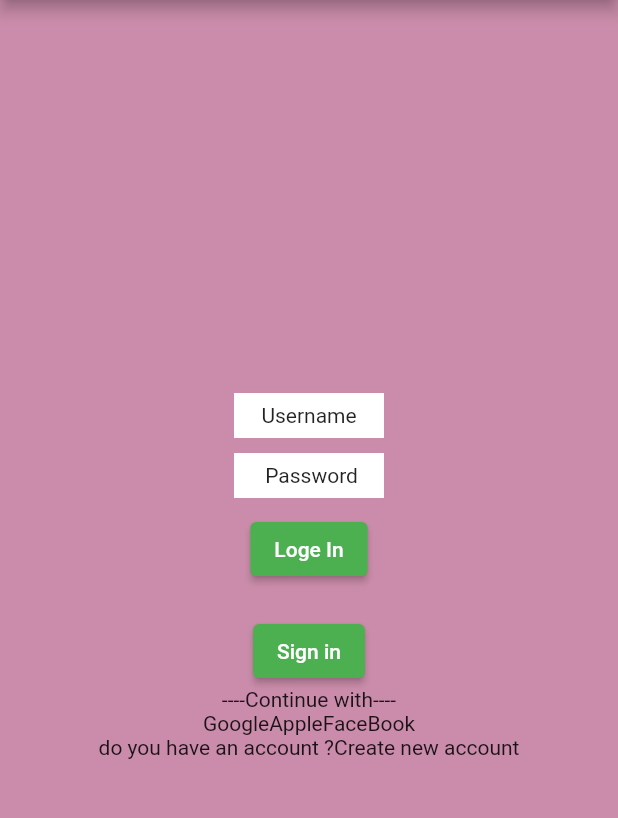
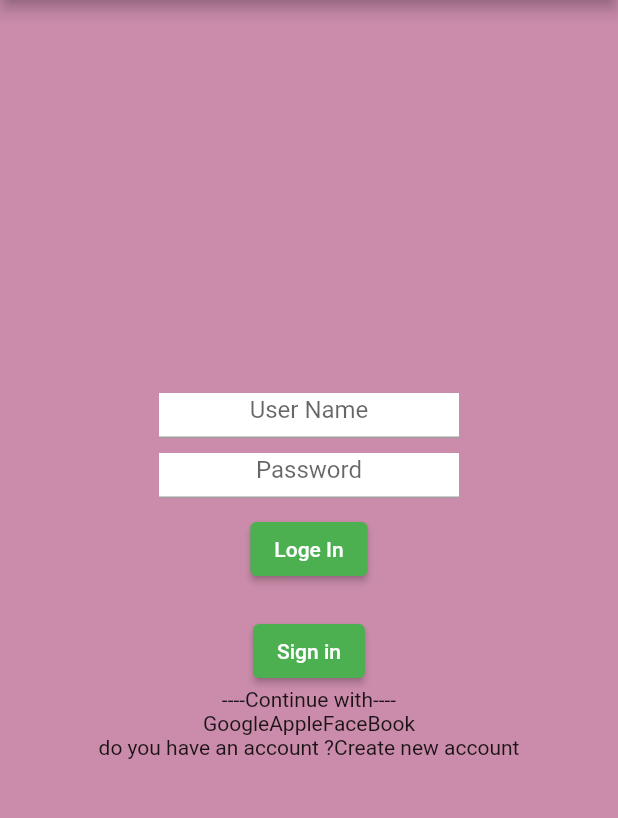
Before and after one commit to NehalMo/project-Tracker, a Flutter app: the screen it shows after launch, on a phone screen of 412 x 824 dp, the part 84-902 px from its top. Run offline on Flutter 3.47's test engine with Material 2 defaults, Android fonts, the phone set to English and light mode, and no system bars.

Commit message:
add textfiled

```diff
--- a/lib/main.dart
+++ b/lib/main.dart
@@ -10,34 +10,44 @@ class MainApp extends StatelessWidget {
   @override
   Widget build(BuildContext context) {
     return MaterialApp(
-      home: Scaffold(appBar: AppBar(title: Text("project Tracker"),centerTitle: true, backgroundColor: Colors.transparent,),
+      home: Scaffold(
+        appBar: AppBar(
+          title: Text("project Tracker"),
+          centerTitle: true,
+          backgroundColor: Colors.transparent,
+        ),
         body: Center(
           child: Column(
             mainAxisAlignment: MainAxisAlignment.center,
             children: [
-
               Container(
                 height: 30,
-                width: 100,
-                child: Center(child: Text('Username')),
+                width: 200,
+                child: TextField(
+                  textAlign: TextAlign.center,
+                  decoration: InputDecoration(hintText: 'User Name'),
+                ),
                 color: Colors.white,
               ),
               Container(
                 margin: EdgeInsets.all(10),
                 height: 30,
-                width: 100,
-                child: Center(child: Text(' Password')),
+                width: 200,
+                child: TextField(
+                  textAlign: TextAlign.center,
+                  decoration: InputDecoration(hintText: 'Password'),
+                ),
                 color: Colors.white,
               ),
-             ElevatedButton(
+              ElevatedButton(
                   style:
                       ElevatedButton.styleFrom(backgroundColor: Colors.green),
                   onPressed: () => {print("loge in")},
                   child: Text("Loge In")),
-
-              Container( margin: EdgeInsets.all(10),),
+              Container(
+                margin: EdgeInsets.all(10),
+              ),
               ElevatedButton(
-
                   style:
                       ElevatedButton.styleFrom(backgroundColor: Colors.green),
                   onPressed: () => {print("Sign in")},
```
